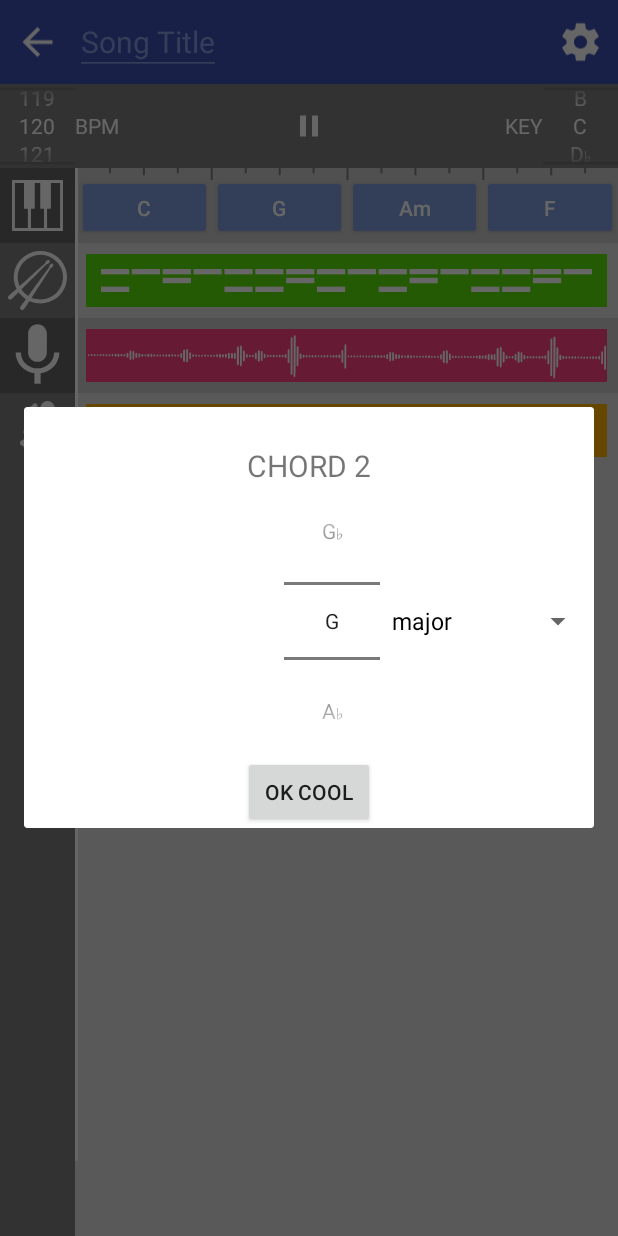
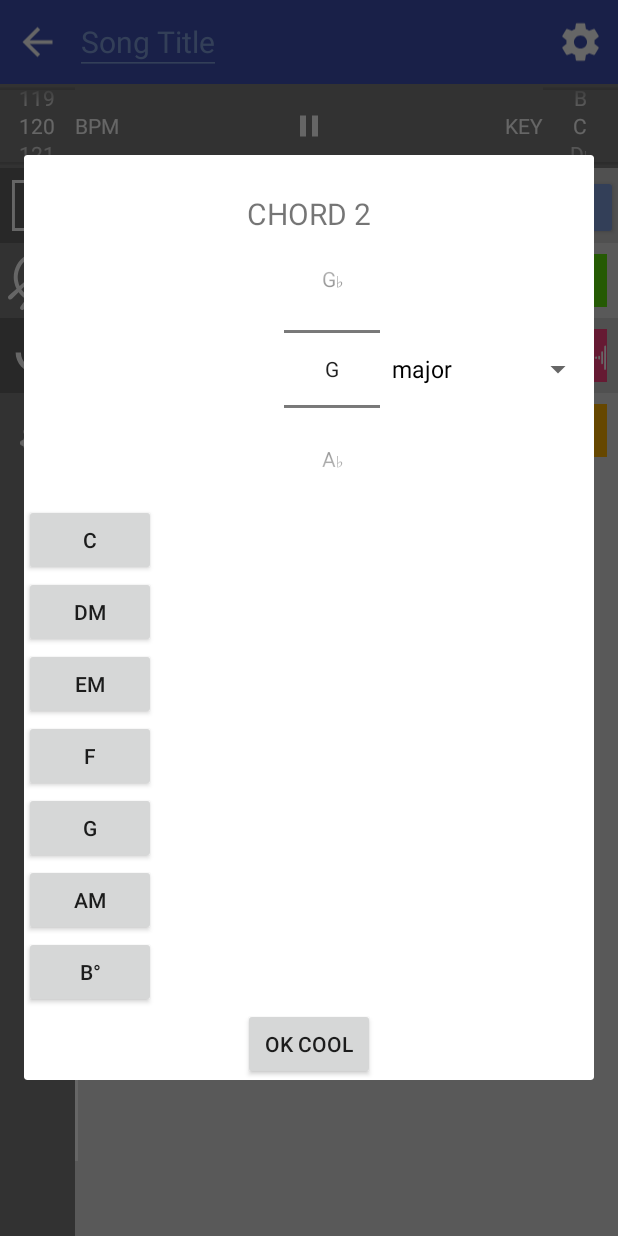
Before and after one commit to CALICAWESOME/MusicApp, an Android app: the screen it shows after launch (DAW), after a tap on an icon or button, on a phone screen of 412 x 824 dp. Run offline under Robolectric (Android 15) with nearby library versions, the light colour scheme and no system bars; 2 other taps on this screen came first.

Commit message:
suggestions happen now
a lot still needs to be fixed

```diff
--- a/app/src/main/java/edu/wit/mobileapp/musicapp/DAW.java
+++ b/app/src/main/java/edu/wit/mobileapp/musicapp/DAW.java
@@ -5,6 +5,7 @@ import android.media.MediaPlayer;
 import android.support.v7.app.AppCompatActivity;
 import android.os.Bundle;
 import android.support.v7.widget.Toolbar;
+import android.view.LayoutInflater;
 import android.view.View;
 import android.view.animation.Animation;
 import android.view.animation.LinearInterpolator;
@@ -14,6 +15,7 @@ import android.widget.Button;
 import android.widget.ImageView;
 import android.widget.NumberPicker;
 import android.widget.Spinner;
+import android.widget.TableLayout;
 import android.widget.TextView;
 import android.widget.TabHost;
 
@@ -249,7 +251,29 @@ public class DAW extends AppCompatActivity {
         rootPick.setValue(yeChord.root.getVal());
         spinner.setSelection(spinnerAdapter.getPosition(yeChord.type.toString()));
 
-        // add suggestions here!!!!!!!!
+        // TODO: add suggestions here!!!!!!!!
+        int[] suggs = getSugg(chordNum);
+        LayoutInflater inflater =  getLayoutInflater();
+        TableLayout suggTable = (TableLayout) dialog.findViewById(R.id.suggsTable);
+        for (final int i : suggs) {
+            // turn the number into a chord
+            // - get suggs
+            final Theory.chord chord = Theory.num2Chord(i, key);
+            // - add suggs to dialog
+            // >>> look up how to do this, yo
+            View suggRow = inflater.inflate(R.layout.suggestion_row, null);
+            Button b = (Button)suggRow.findViewById(R.id.suggButt);
+            b.setText(chord.toString());
+            b.setOnClickListener(new View.OnClickListener() {
+                @Override
+                public void onClick(View v) {
+                    prog[chordNum].scaleStep = i;
+                    thisguy.setText(chord.toString());
+                    dialog.dismiss();
+                }
+            });
+            suggTable.addView(suggRow);
+        }
 
         Button done = (Button) dialog.findViewById(R.id.done);
         done.setOnClickListener(new View.OnClickListener() {
@@ -341,7 +365,7 @@ public class DAW extends AppCompatActivity {
     }
 
     private int[] getSuggRecursive(Node curr, int chordNum, int i) {
-        if (curr == null || i == 0) {
+        if (curr == null) {
             return new int[0];
         }
         if (i < chordNum)
--- a/app/src/main/res/layout/chord_picker.xml
+++ b/app/src/main/res/layout/chord_picker.xml
@@ -1,6 +1,9 @@
 <?xml version="1.0" encoding="utf-8"?>
-<RelativeLayout xmlns:android="http://schemas.android.com/apk/res/android"
+<ScrollView xmlns:android="http://schemas.android.com/apk/res/android"
     android:layout_width="match_parent" android:layout_height="match_parent">
+    <RelativeLayout
+        android:layout_width="match_parent"
+        android:layout_height="match_parent">
 
         <TextView
             android:id="@+id/textView2"
@@ -35,9 +38,10 @@
         </LinearLayout>
 
         <TableLayout
-        android:id="@+id/suggsLayout"
+            android:id="@+id/suggsTable"
             android:layout_width="match_parent"
-        android:layout_height="wrap_content" />
+            android:layout_height="wrap_content"
+            android:layout_below="@id/pickersGoHere" />
 
         <Button
             android:id="@+id/done"
@@ -45,7 +49,7 @@
             android:layout_height="wrap_content"
             android:text="OK COOL"
             android:layout_centerHorizontal="true"
-        android:layout_below="@id/pickersGoHere" />
-
+            android:layout_below="@id/suggsTable" />
 
     </RelativeLayout>
+</ScrollView>
--- a/app/src/main/res/layout/suggestion_row.xml
+++ b/app/src/main/res/layout/suggestion_row.xml
@@ -1,8 +1,11 @@
 <?xml version="1.0" encoding="utf-8"?>
 <TableRow xmlns:android="http://schemas.android.com/apk/res/android"
-    android:layout_width="match_parent" android:layout_height="match_parent">
+    android:layout_width="match_parent"
+    android:layout_height="match_parent"
+    android:layout_gravity="center_horizontal">
 
     <Button
+        android:id="@+id/suggButt"
         android:layout_width="wrap_content"
         android:layout_height="wrap_content" />
 
```
Lines whose indentation alone changed are shown as unchanged.
